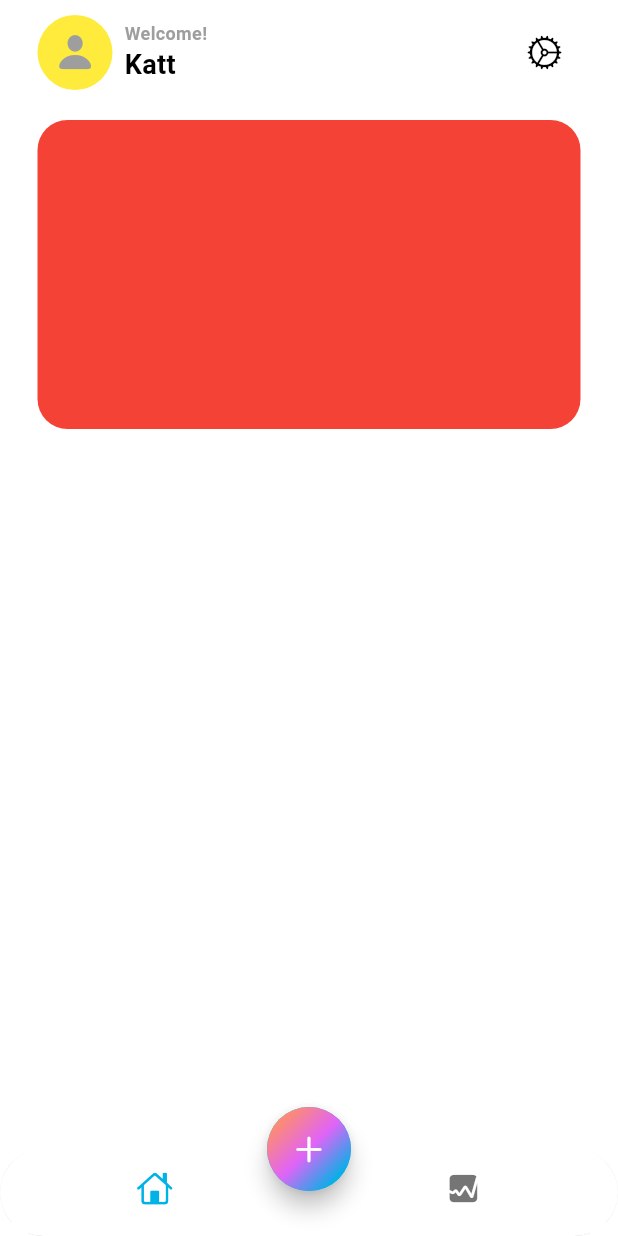
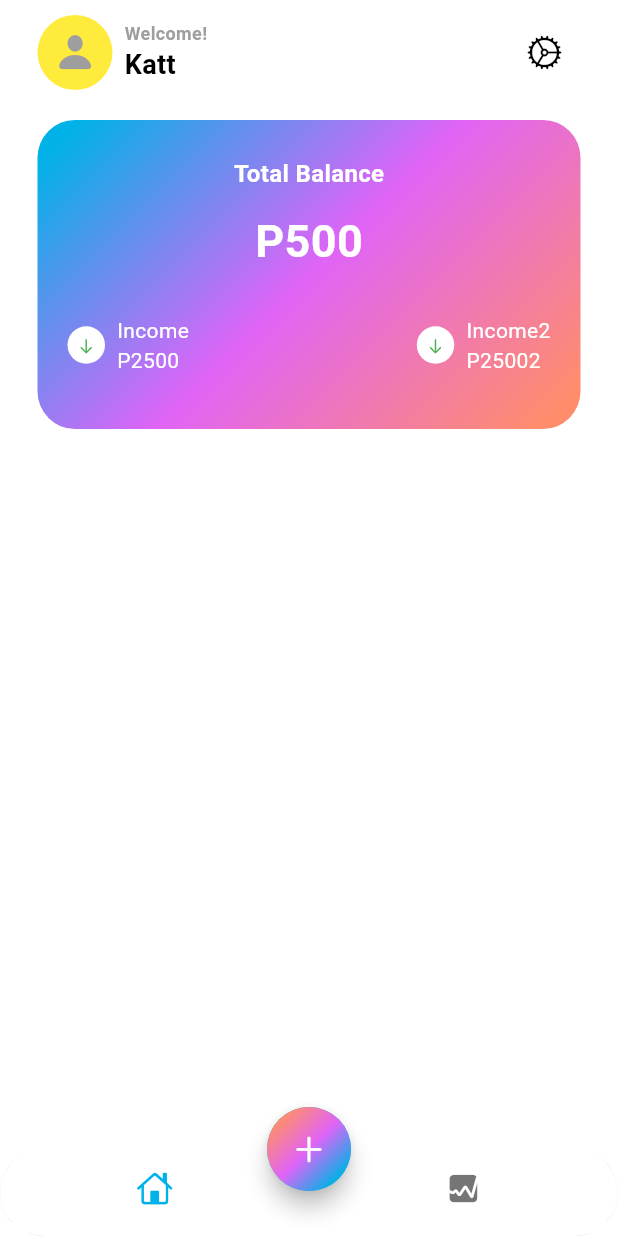
Before and after one commit to kattsy-dev/expense_tracker, a Flutter app: the screen it shows after launch, on a phone screen of 412 x 824 dp. Run offline on Flutter 3.47's test engine with Material 3 defaults, Android fonts, the phone set to English and light mode, and no system bars.

Commit message:
Second Commit

```diff
--- a/lib/screens/home/views/main_screen.dart
+++ b/lib/screens/home/views/main_screen.dart
@@ -1,5 +1,8 @@
+import 'dart:math';
+
 import 'package:flutter/cupertino.dart';
 import 'package:flutter/material.dart';
+import 'package:flutter/widgets.dart';
 
 class MainScreen extends StatelessWidget {
   const MainScreen({super.key});
@@ -66,8 +69,131 @@ class MainScreen extends StatelessWidget {
               width: MediaQuery.of(context).size.width,
               height: MediaQuery.of(context).size.width / 2,
               decoration: BoxDecoration(
-                color: Colors.red,
-                borderRadius: BorderRadius.circular(20),
+                gradient: LinearGradient(
+                  colors: [
+                    Theme.of(context).colorScheme.primary,
+                    Theme.of(context).colorScheme.secondary,
+                    Theme.of(context).colorScheme.tertiary,
+                  ],
+                  transform: const GradientRotation(pi / 4),
+                ),
+                borderRadius: BorderRadius.circular(25),
+              ),
+              child: Column(
+                mainAxisAlignment: MainAxisAlignment.center,
+                children: [
+                  const Text(
+                    'Total Balance',
+                    style: TextStyle(
+                      fontSize: 16,
+                      fontWeight: FontWeight.bold, // Make the text bold
+                      color: Colors.white, // Set a color for the text
+                    ),
+                  ),
+                  const SizedBox(
+                    height: 12,
+                  ),
+                  const Text(
+                    'P500',
+                    style: TextStyle(
+                      fontSize: 30,
+                      fontWeight: FontWeight.bold, // Make the text bold
+                      color: Colors.white, // Set a color for the text
+                    ),
+                  ),
+                  const SizedBox(
+                    height: 16,
+                  ),
+                  Padding(
+                    padding: const EdgeInsets.symmetric(
+                        vertical: 12, horizontal: 20),
+                    child: Row(
+                      mainAxisAlignment: MainAxisAlignment.spaceBetween,
+                      children: [
+                        Row(
+                          children: [
+                            Container(
+                              width: 25,
+                              height: 25,
+                              decoration: const BoxDecoration(
+                                  color: Colors.white, shape: BoxShape.circle),
+                              child: const Center(
+                                child: Icon(CupertinoIcons.arrow_down,
+                                    size: 12, color: Colors.green),
+                              ),
+                            ),
+                            const SizedBox(width: 8),
+                            const Column(
+                              crossAxisAlignment: CrossAxisAlignment.start,
+                              children: [
+                                Text(
+                                  'Income',
+                                  style: TextStyle(
+                                    fontSize: 14,
+                                    fontWeight:
+                                        FontWeight.w400, // Make the text bold
+                                    color: Colors
+                                        .white, // Set a color for the text
+                                  ),
+                                ),
+                                Text(
+                                  'P2500',
+                                  style: TextStyle(
+                                    fontSize: 14,
+                                    fontWeight:
+                                        FontWeight.w400, // Make the text bold
+                                    color: Colors
+                                        .white, // Set a color for the text
+                                  ),
+                                ),
+                              ],
+                            )
+                          ],
+                        ),
+                        Row(
+                          children: [
+                            Container(
+                              width: 25,
+                              height: 25,
+                              decoration: const BoxDecoration(
+                                  color: Colors.white, shape: BoxShape.circle),
+                              child: const Center(
+                                child: Icon(CupertinoIcons.arrow_down,
+                                    size: 12, color: Colors.green),
+                              ),
+                            ),
+                            const SizedBox(width: 8),
+                            const Column(
+                              crossAxisAlignment: CrossAxisAlignment.start,
+                              children: [
+                                Text(
+                                  'Income2',
+                                  style: TextStyle(
+                                    fontSize: 14,
+                                    fontWeight:
+                                        FontWeight.w400, // Make the text bold
+                                    color: Colors
+                                        .white, // Set a color for the text
+                                  ),
+                                ),
+                                Text(
+                                  'P25002',
+                                  style: TextStyle(
+                                    fontSize: 14,
+                                    fontWeight:
+                                        FontWeight.w400, // Make the text bold
+                                    color: Colors
+                                        .white, // Set a color for the text
+                                  ),
+                                ),
+                              ],
+                            )
+                          ],
+                        ),
+                      ],
+                    ),
+                  )
+                ],
               ),
             )
           ],
```
